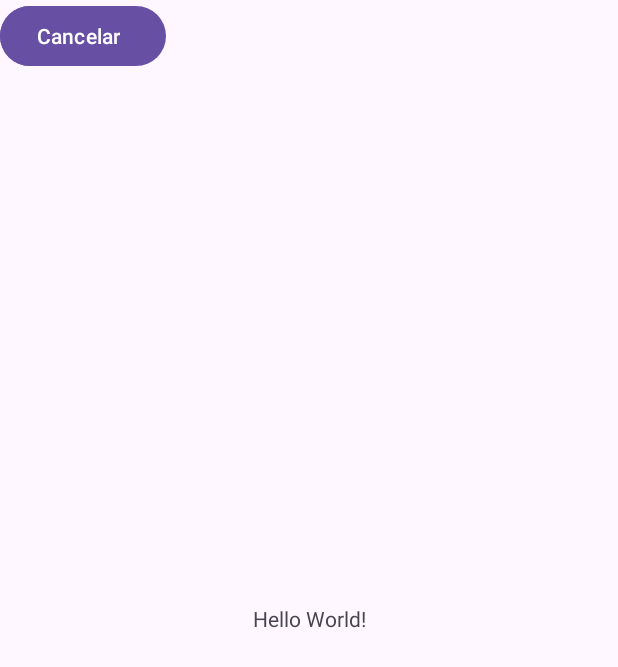
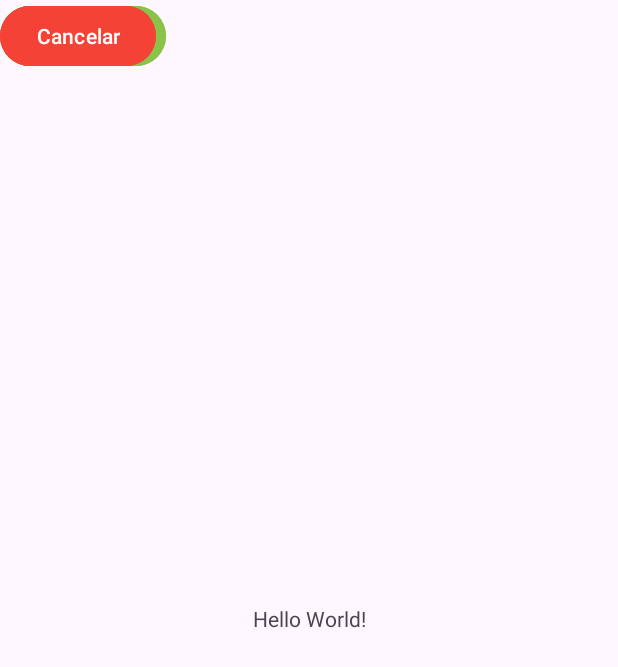
Before and after one commit to AlexSMedac/Programacion_MultimediayDispositivos_Moviles, an Android app: the screen it shows after launch (MainActivity), on a phone screen of 412 x 824 dp. Shown: the top 667 px of the screen. Run offline under Robolectric (Android 15) with nearby library versions, the light colour scheme and no system bars.

Commit message:
aplicar color y otros ajustes

```diff
--- a/app/src/main/res/layout/activity_main.xml
+++ b/app/src/main/res/layout/activity_main.xml
@@ -20,7 +20,8 @@
         android:id="@+id/button"
         android:layout_width="wrap_content"
         android:layout_height="wrap_content"
-        android:text="Continuar"
+        android:backgroundTint="@color/verde"
+        android:text="@string/continuar"
         tools:layout_editor_absoluteX="51dp"
         tools:layout_editor_absoluteY="128dp" />
 
@@ -28,7 +29,8 @@
         android:id="@+id/button2"
         android:layout_width="wrap_content"
         android:layout_height="wrap_content"
-        android:text="Cancelar"
+        android:backgroundTint="@color/rojo"
+        android:text="@string/cancelar"
         tools:layout_editor_absoluteX="279dp"
         tools:layout_editor_absoluteY="127dp" />
 
--- a/app/src/main/res/values/strings.xml
+++ b/app/src/main/res/values/strings.xml
@@ -1,3 +1,5 @@
 <resources>
     <string name="app_name">Tema 3. Tarea 2</string>
+    <string name="continuar">Continuar</string>
+    <string name="cancelar">Cancelar</string>
 </resources>
```
